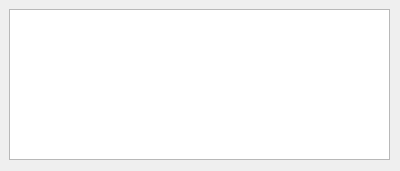
Old version of the form src/translationresultform.ui in the repository VisualTranslator/VisualTranslator.
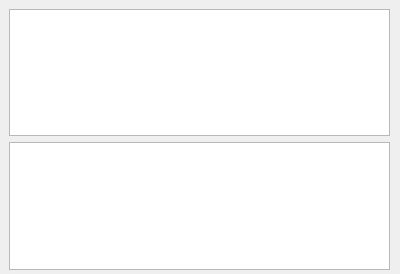
New version of the form.

```diff
--- a/src/translationresultform.ui
+++ b/src/translationresultform.ui
@@ -7,7 +7,7 @@
     <x>0</x>
     <y>0</y>
     <width>400</width>
-    <height>171</height>
+    <height>274</height>
    </rect>
   </property>
   <property name="windowTitle">
@@ -19,15 +19,30 @@
      <x>9</x>
      <y>9</y>
      <width>381</width>
-     <height>151</height>
+     <height>261</height>
     </rect>
    </property>
    <layout class="QGridLayout" name="gridLayout">
     <item row="0" column="0">
-     <widget class="QTextEdit" name="textEdit">
+     <widget class="QTextEdit" name="originalTextEdit">
+      <property name="sizePolicy">
+       <sizepolicy hsizetype="Expanding" vsizetype="Expanding">
+        <horstretch>0</horstretch>
+        <verstretch>0</verstretch>
+       </sizepolicy>
+      </property>
       <property name="font">
        <font>
-        <pointsize>12</pointsize>
+        <pointsize>10</pointsize>
+       </font>
+      </property>
+     </widget>
+    </item>
+    <item row="1" column="0">
+     <widget class="QTextEdit" name="translatedTextEdit">
+      <property name="font">
+       <font>
+        <pointsize>10</pointsize>
        </font>
       </property>
      </widget>
```
